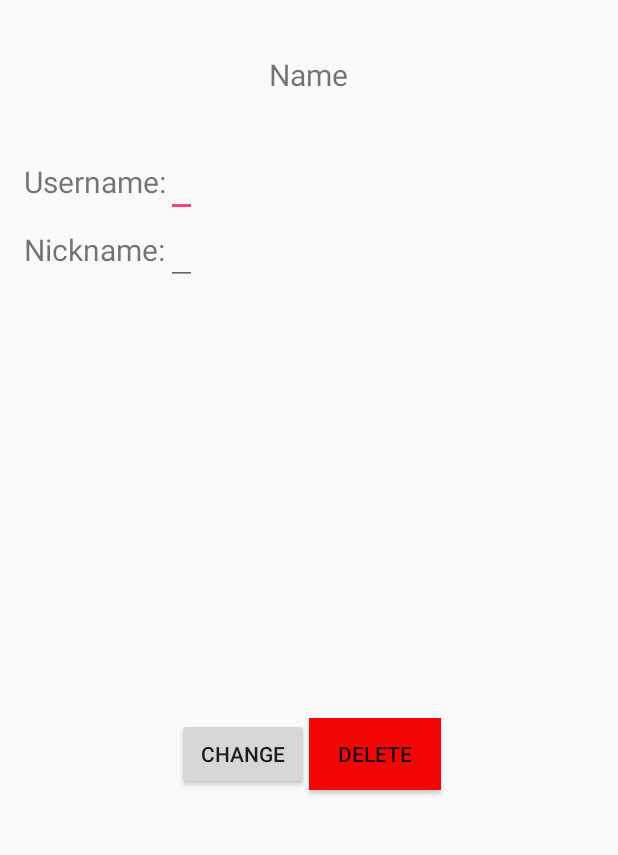
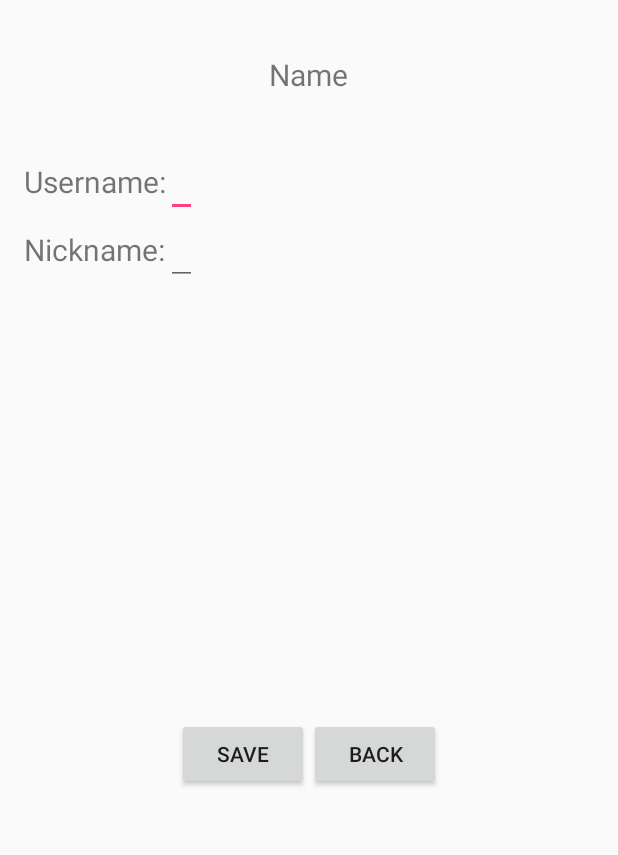
Before and after one commit to kimbso/LLNX, an Android app: the EditLlnkActivity screen opened directly, with no data from a screen before it, on a phone screen of 412 x 824 dp, the part 313-1168 px from its top. Run offline under Robolectric (Android 15) with nearby library versions, the phone set to English and light mode, and no system bars.

Commit message:
Some additions to ManageLlnk and EditLlnk activities 1

```diff
--- a/app/src/main/java/com/minkim/llnx/EditLlnkActivity.java
+++ b/app/src/main/java/com/minkim/llnx/EditLlnkActivity.java
@@ -2,12 +2,35 @@ package com.minkim.llnx;
 
 import android.support.v7.app.AppCompatActivity;
 import android.os.Bundle;
+import android.view.*;
+import android.widget.*;
+import android.app.*;
+import android.content.*;
 
-public class EditLlnkActivity extends AppCompatActivity {
+public class EditLlnkActivity extends AppCompatActivity implements View.OnClickListener {
+
+    /* Widgets */
+    public EditText username;
+    public EditText nickname;
+    public Button saveButton;
+    public Button backButton;
+
+    Intent myIntent;
+    Bundle myBundle;
 
     @Override
     protected void onCreate(Bundle savedInstanceState) {
         super.onCreate(savedInstanceState);
         setContentView(R.layout.activity_edit_llnk);
+
+        username   = (EditText) findViewById(R.id.username);
+        nickname   = (EditText) findViewById(R.id.nickname);
+        saveButton = (Button)   findViewById(R.id.saveButton);
+        backButton = (Button)   findViewById(R.id.backButton);
+    }
+
+    @Override
+    public void onClick(View v) {
+        finish();
     }
 }
--- a/app/src/main/res/layout/activity_edit_llnk.xml
+++ b/app/src/main/res/layout/activity_edit_llnk.xml
@@ -61,16 +61,15 @@
         android:layout_weight="2"
         android:gravity="center">
         <Button
-            android:id="@+id/changeButton"
-            android:text="Change"
+            android:id="@+id/saveButton"
+            android:text="Save"
             android:layout_width="wrap_content"
             android:layout_height="wrap_content" />
         <Button
-            android:id="@+id/deleteButton"
-            android:text="Delete"
+            android:id="@+id/backButton"
+            android:text="Back"
             android:layout_width="wrap_content"
-            android:layout_height="wrap_content"
-            android:background="#f40606" />
+            android:layout_height="wrap_content" />
     </LinearLayout>
 
 </LinearLayout>
```
Also changed, not shown: app/src/main/java/com/minkim/llnx/ManageLlnkActivity.java (+44 -2 lines), app/src/main/res/layout/activity_manage_llnk.xml (+20 -0 lines).
